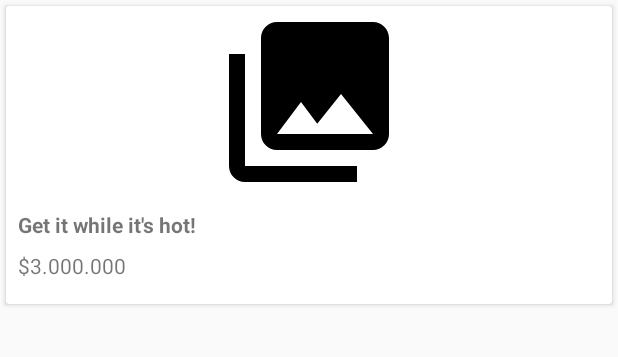
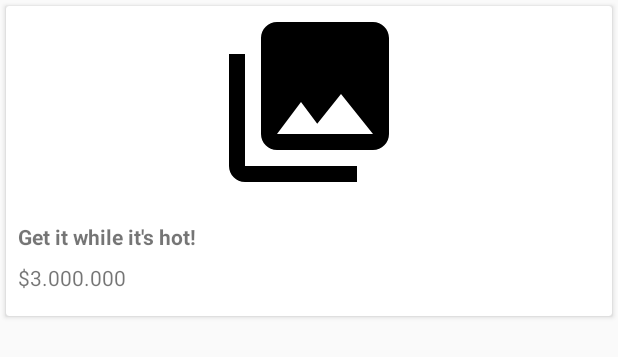
Before and after one commit to HDX13-BeatCode/FarmOn, an Android app: the layout item_goods.xml on its own in the app's theme, with its tools: preview values and no code run, on a phone screen of 412 x 824 dp. Shown: the top 357 px of the screen. Run offline under Robolectric (Android 15) with nearby library versions, the phone set to English and light mode, and no system bars.

```diff
--- a/app/src/main/java/io/beatcode/apps/farmon/app/fragment/MainFragment.kt
+++ b/app/src/main/java/io/beatcode/apps/farmon/app/fragment/MainFragment.kt
@@ -40,6 +40,7 @@ class MainFragment : Fragment() {
 
     override fun onCreate(savedInstanceState: Bundle?) {
         super.onCreate(savedInstanceState)
+
         mainMenu.layoutManager = LinearLayoutManager(this.context)
 
         mainMenu.adapter = GoodsAdapter(itemList) {
--- a/app/src/main/res/layout/item_goods.xml
+++ b/app/src/main/res/layout/item_goods.xml
@@ -20,14 +20,14 @@
             android:id="@+id/imgGoodsPic"
             android:layout_width="match_parent"
             android:layout_height="128dp"
-            app:srcCompat="@drawable/ic_menu_gallery" />
+            app:srcCompat="@drawable/ic_menu_gallery"
+            android:layout_marginBottom="@dimen/margin_small"/>
 
         <TextView
             android:id="@+id/txtGoodsName"
             android:layout_width="wrap_content"
             android:layout_height="wrap_content"
             android:layout_margin="@dimen/margin_small"
-            android:layout_marginTop="@dimen/margin_medium"
             android:ellipsize="end"
             android:maxLines="2"
             android:text="Get it while it's hot!"
```
